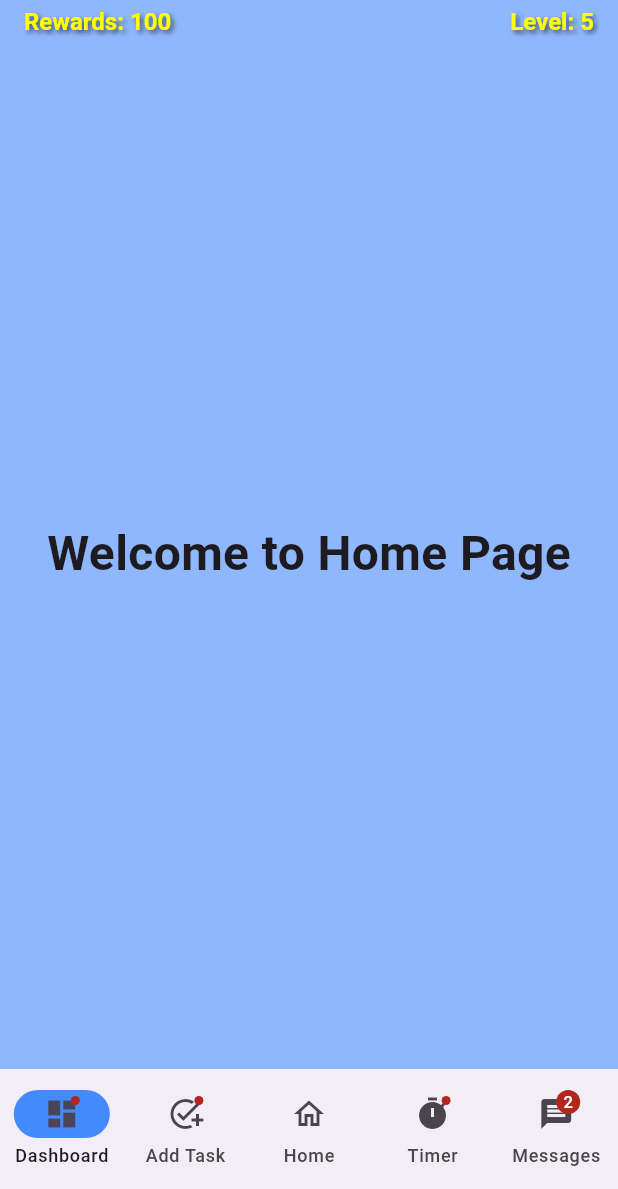
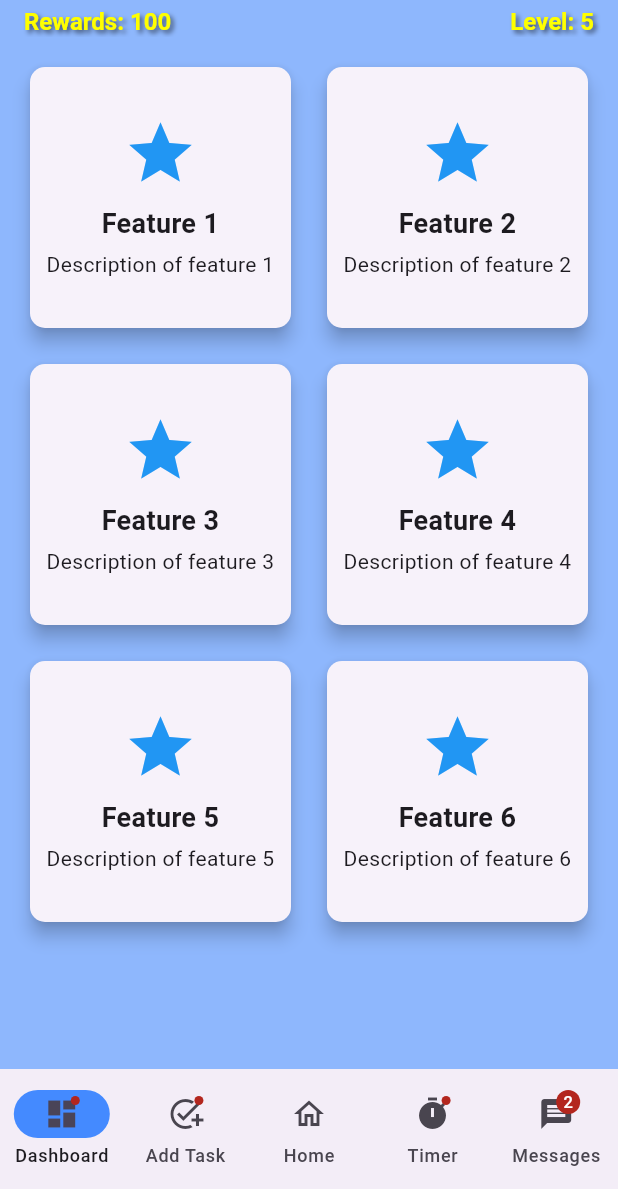
Before and after one commit to AshishNamdeo14/SS12-ADHD-HabitDoc, a Flutter app: the screen it shows after launch, on a phone screen of 412 x 824 dp, the part 47-1236 px from its top. Run offline on Flutter 3.47's test engine with Material 3 defaults, Android fonts, the phone set to English and light mode, and no system bars; missing offline and left inert: ar_flutter_plugin; Roboto replaces fonts that are missing (Arial).

Commit message:
Second Commit

```diff
--- a/analysis_options.yaml
+++ b/analysis_options.yaml
@@ -7,6 +7,9 @@
 
 # The following line activates a set of recommended lints for Flutter apps,
 # packages, and plugins designed to encourage good coding practices.
+analyzer:
+  errors:
+    depend_on_referenced_packages: ignore
 include: package:flutter_lints/flutter.yaml
 
 linter:
--- /dev/null
+++ b/lib/components/base/MainBody.dart
@@ -0,0 +1,61 @@
+import 'package:flutter/material.dart';
+import 'package:ss12/components/vr_characters/vr_Character.dart';
+
+class MainBody extends StatelessWidget {
+  const MainBody({
+    super.key,
+  });
+
+  @override
+  Widget build(BuildContext context) {
+    return Padding(
+      padding: const EdgeInsets.all(16.0),
+      child: GridView.builder(
+        gridDelegate: SliverGridDelegateWithFixedCrossAxisCount(
+          crossAxisCount: 2,  // 2 boxes in each row
+          crossAxisSpacing: 16,
+          mainAxisSpacing: 16,
+        ),
+        itemCount: 6,
+        itemBuilder: (context, index) {
+          return Card(
+            elevation: 5,
+            shape: RoundedRectangleBorder(
+              borderRadius: BorderRadius.circular(10),
+            ),
+            child: InkWell(
+              onTap: () {
+                Navigator.push(
+                  context,
+                  MaterialPageRoute(builder: (context) => VrCharacter()), // Replace `NewPage` with your destination page
+                );
+              },
+              child: Column(
+                mainAxisAlignment: MainAxisAlignment.center,
+                crossAxisAlignment: CrossAxisAlignment.center,
+                children: [
+                  Icon(
+                    Icons.star,  // Replace with different icons based on features
+                    size: 50,
+                    color: Colors.blue,
+                  ),
+                  SizedBox(height: 9),
+                  Text(
+                    'Feature ${index + 1}',  // Update feature names as per your needs
+                    style: TextStyle(fontSize: 18, fontWeight: FontWeight.bold),
+                    textAlign: TextAlign.center,
+                  ),
+                  SizedBox(height: 4),
+                  Text(
+                    'Description of feature ${index + 1}',
+                    textAlign: TextAlign.center,
+                  ),
+                ],
+              ),
+            ),
+          );
+        },
+      ),
+    );
+  }
+}
--- a/lib/HomePage.dart
+++ b/lib/components/base/_home/HomePage.dart
@@ -1,6 +1,7 @@
 import 'package:flutter/material.dart';
 import 'package:flutter/services.dart';
-import 'package:ss12/footer/homeFooter.dart';
+import 'package:ss12/components/base/MainBody.dart';
+import 'package:ss12/components/base/footer/homeFooter.dart';
 
 class HomePage extends StatefulWidget {
   const HomePage({super.key});
@@ -91,15 +92,7 @@ class _HomePageState extends State<HomePage>
     ],
   ),
 ),
-      body: Center(
-        child: FadeTransition(
-          opacity: _animation,
-          child: Text(
-            'Welcome to Home Page',
-            style: TextStyle(fontSize: 32, fontWeight: FontWeight.bold),
-          ),
-        ),
-      ),
+      body: MainBody(),
       bottomNavigationBar: homeFooter(),
     );
   }
--- a/lib/SplashScreen.dart
+++ b/lib/components/common/splashScreen/SplashScreen.dart
@@ -1,5 +1,5 @@
 import 'package:flutter/material.dart';
-import 'package:ss12/HomePage.dart';
+import 'package:ss12/components/base/_home/HomePage.dart';
 
 class SplashScreen extends StatefulWidget {
   const SplashScreen({super.key});
--- a/lib/main.dart
+++ b/lib/main.dart
@@ -1,5 +1,5 @@
 import 'package:flutter/material.dart';
-import 'package:ss12/SplashScreen.dart';
+import 'package:ss12/components/common/splashScreen/SplashScreen.dart';
 
 void main() {
   runApp(MyApp());
--- a/pubspec.yaml
+++ b/pubspec.yaml
@@ -34,6 +34,7 @@ dependencies:
   # The following adds the Cupertino Icons font to your application.
   # Use with the CupertinoIcons class for iOS style icons.
   cupertino_icons: ^1.0.8
+  ar_flutter_plugin: ^0.7.3
 
 dev_dependencies:
   flutter_test:
```
Also changed, not shown: lib/components/vr_characters/ArcharacterScreen.dart (added, +64 -0 lines), lib/components/vr_characters/character_detail.dart (added, +31 -0 lines), lib/components/vr_characters/vr_Character.dart (added, +75 -0 lines), assets/doc_Front.png (added), lib/components/base/footer/homeFooter.dart (renamed from lib/footer/homeFooter.dart), pubspec.lock, 11 other files.
